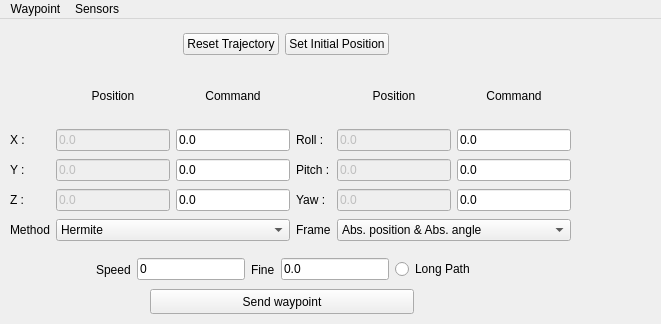
This is rqt_waypoint/resource/Mainwindow.ui in sonia-auv/rqt_sonia_plugins as Qt 5 draws it before an edit. The edited form follows.
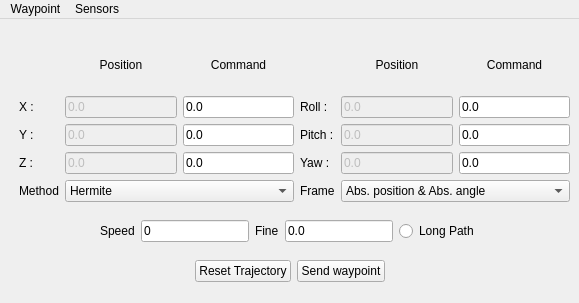
This is the edited form.

Patch:
```diff
--- a/rqt_waypoint/resource/Mainwindow.ui
+++ b/rqt_waypoint/resource/Mainwindow.ui
@@ -6,8 +6,8 @@
    <rect>
     <x>0</x>
     <y>0</y>
-    <width>661</width>
-    <height>324</height>
+    <width>579</width>
+    <height>303</height>
    </rect>
   </property>
   <property name="sizePolicy">
@@ -38,82 +38,8 @@
    <bool>false</bool>
   </property>
   <widget class="QWidget" name="centralwidget">
-   <widget class="QWidget" name="horizontalLayoutWidget">
-    <property name="geometry">
-     <rect>
-      <x>0</x>
-      <y>0</y>
-      <width>571</width>
-      <height>51</height>
-     </rect>
-    </property>
-    <layout class="QHBoxLayout" name="horizontalLayout">
-     <property name="sizeConstraint">
-      <enum>QLayout::SetNoConstraint</enum>
-     </property>
+   <layout class="QVBoxLayout" name="verticalLayout">
      <item>
-      <spacer name="horizontalSpacer">
-       <property name="orientation">
-        <enum>Qt::Horizontal</enum>
-       </property>
-       <property name="sizeHint" stdset="0">
-        <size>
-         <width>40</width>
-         <height>20</height>
-        </size>
-       </property>
-      </spacer>
-     </item>
-     <item>
-      <widget class="QPushButton" name="resetTrajectory">
-       <property name="enabled">
-        <bool>true</bool>
-       </property>
-       <property name="focusPolicy">
-        <enum>Qt::ClickFocus</enum>
-       </property>
-       <property name="text">
-        <string>Reset Trajectory</string>
-       </property>
-      </widget>
-     </item>
-     <item>
-      <widget class="QPushButton" name="initialPosition">
-       <property name="enabled">
-        <bool>true</bool>
-       </property>
-       <property name="focusPolicy">
-        <enum>Qt::ClickFocus</enum>
-       </property>
-       <property name="text">
-        <string>Set Initial Position</string>
-       </property>
-      </widget>
-     </item>
-     <item>
-      <spacer name="horizontalSpacer_2">
-       <property name="orientation">
-        <enum>Qt::Horizontal</enum>
-       </property>
-       <property name="sizeHint" stdset="0">
-        <size>
-         <width>40</width>
-         <height>20</height>
-        </size>
-       </property>
-      </spacer>
-     </item>
-    </layout>
-   </widget>
-   <widget class="QWidget" name="gridLayoutWidget">
-    <property name="geometry">
-     <rect>
-      <x>0</x>
-      <y>50</y>
-      <width>571</width>
-      <height>174</height>
-     </rect>
-    </property>
     <layout class="QGridLayout" name="gridLayout">
      <property name="sizeConstraint">
       <enum>QLayout::SetMinimumSize</enum>
@@ -432,29 +358,8 @@
       </widget>
      </item>
     </layout>
-   </widget>
-   <widget class="QPushButton" name="sendWaypointButton">
-    <property name="geometry">
-     <rect>
-      <x>150</x>
-      <y>270</y>
-      <width>264</width>
-      <height>25</height>
-     </rect>
-    </property>
-    <property name="text">
-     <string>Send waypoint</string>
-    </property>
-   </widget>
-   <widget class="QWidget" name="horizontalLayoutWidget_2">
-    <property name="geometry">
-     <rect>
-      <x>0</x>
-      <y>230</y>
-      <width>571</width>
-      <height>41</height>
-     </rect>
-    </property>
+    </item>
+    <item>
     <layout class="QHBoxLayout" name="horizontalLayout_2">
      <item>
       <spacer name="horizontalSpacer_3">
@@ -518,15 +423,69 @@
       </spacer>
      </item>
     </layout>
-   </widget>
+    </item>
+    <item>
+     <layout class="QHBoxLayout" name="horizontalLayout">
+      <property name="sizeConstraint">
+       <enum>QLayout::SetNoConstraint</enum>
+      </property>
+      <item>
+       <spacer name="horizontalSpacer">
+        <property name="orientation">
+         <enum>Qt::Horizontal</enum>
+        </property>
+        <property name="sizeHint" stdset="0">
+         <size>
+          <width>40</width>
+          <height>20</height>
+         </size>
+        </property>
+       </spacer>
+      </item>
+      <item>
+       <widget class="QPushButton" name="resetTrajectory">
+        <property name="enabled">
+         <bool>true</bool>
+        </property>
+        <property name="focusPolicy">
+         <enum>Qt::ClickFocus</enum>
+        </property>
+        <property name="text">
+         <string>Reset Trajectory</string>
+        </property>
+       </widget>
+      </item>
+      <item>
+       <widget class="QPushButton" name="sendWaypointButton">
+        <property name="text">
+         <string>Send waypoint</string>
+        </property>
+       </widget>
+      </item>
+      <item>
+       <spacer name="horizontalSpacer_2">
+        <property name="orientation">
+         <enum>Qt::Horizontal</enum>
+        </property>
+        <property name="sizeHint" stdset="0">
+         <size>
+          <width>40</width>
+          <height>20</height>
+         </size>
+        </property>
+       </spacer>
+      </item>
+     </layout>
+    </item>
+   </layout>
   </widget>
   <widget class="QMenuBar" name="menubar">
    <property name="geometry">
     <rect>
      <x>0</x>
      <y>0</y>
-     <width>661</width>
-     <height>21</height>
+     <width>579</width>
+     <height>22</height>
     </rect>
    </property>
    <widget class="QMenu" name="StartTestMenu">
```
Left out of the diff: 10 changed lines with no effect on the pictures. Lines whose indentation alone changed are shown as unchanged.
